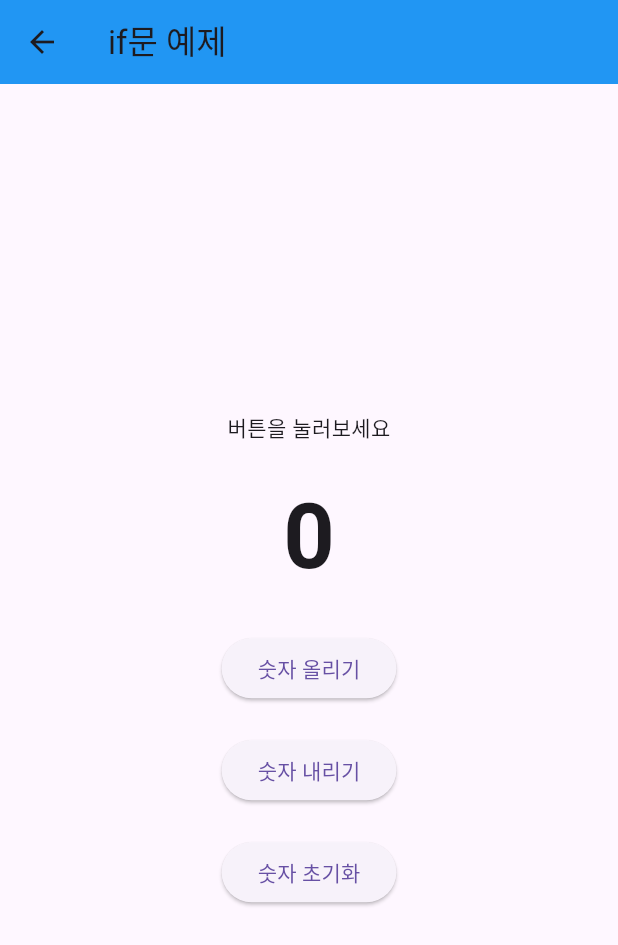
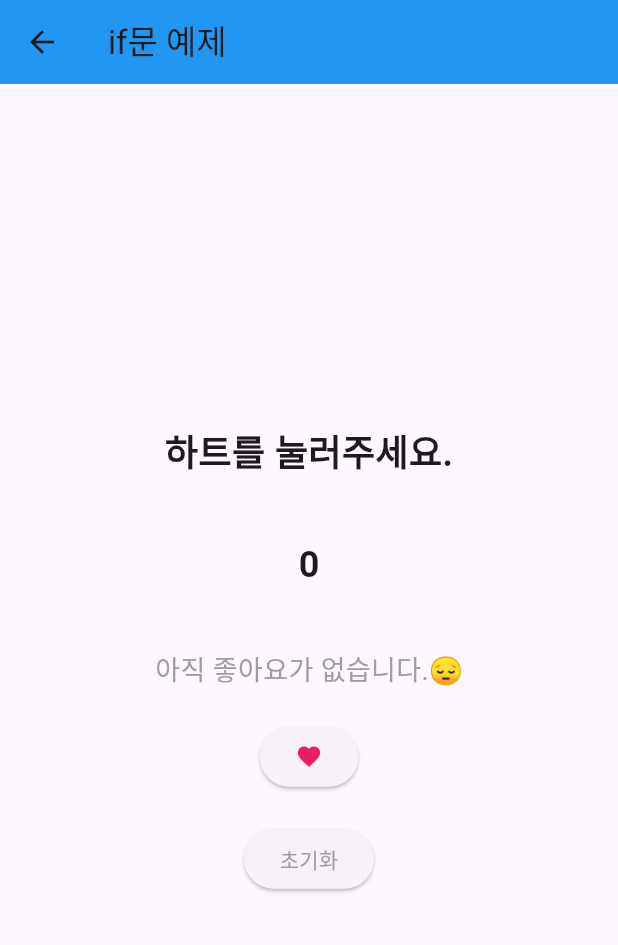
Before and after one commit to tiradovi/flutter_workspace, a Flutter app: the ForScreen screen opened by its route, after a tap on the "arrow back" icon, after a tap on "IF 문 배우기", on a phone screen of 412 x 824 dp. Shown: the top 945 px of the screen. Run offline on Flutter 3.47's test engine with Material 3 defaults, Android fonts, the phone set to English and light mode, and no system bars; our stand-ins replace go_router.

Commit message:
git init

```diff
--- a/lib/basics/for_screen.dart
+++ b/lib/basics/for_screen.dart
@@ -1,29 +1,34 @@
 import 'package:flutter/material.dart';
 import 'package:go_router/go_router.dart';
 
-class ForScreen extends StatelessWidget {
+class ForScreen extends StatefulWidget {
   const ForScreen({super.key});
 
+  @override
+  State<ForScreen> createState() => _ForScreenState();
+}
+
+class _ForScreenState extends State<ForScreen> {
+  // dart 으로 js와 같은 기능 관련 작성
+
+
+  // UI 관련 작성
   @override
   Widget build(BuildContext context) {
     return Scaffold(
       appBar: AppBar(
-        title: const Text("for문 예제"),
-        backgroundColor: Colors.blue,
+        title:  Text("for문 예제"),
+        backgroundColor: Colors.yellow,
         leading: IconButton(
           onPressed: () => context.go('/'),
-          icon: const Icon(Icons.arrow_back),
+          icon:  Icon(Icons.arrow_back),
         ),
       ),
       body: Center(
         child: Column(
           mainAxisAlignment: MainAxisAlignment.center,
           children: [
-            Text('점수 : ', style: const TextStyle(fontSize: 24)),
-            ElevatedButton(
-              onPressed: () => context.go('/'),
-              child: const Text("등급 확인"),
-            ),
+            Text('반복문 화면'),
           ],
         ),
       ),
--- a/lib/basics/if_screen.dart
+++ b/lib/basics/if_screen.dart
@@ -29,8 +29,24 @@ class IfScreen extends StatefulWidget {
 
 // 이 화면에서만 사용되는 class
 class _IfScreenState extends State<IfScreen> {
-  int number = 0;
+  int likeCount = 0;
 
+  // 함수 : 좋아요 버튼을 눌렀을 때 실행 [Dart언어는 영어와 숫자만 가능]
+  void likeButton() {
+    setState(() {
+      likeCount = likeCount + 1;
+    });
+  }
+
+  // 함수 : 리셋 버튼
+  void resetButton(){
+      setState(() {
+        likeCount = 0;
+      });
+  }
+
+  // react에서는 return 전에 js 기능 작성
+  // dart에서는 Widget 전에 dart언어로 기능에 대하여 작성할 수 있다.
   @override
   Widget build(BuildContext context) {
     return Scaffold(
@@ -38,6 +54,7 @@ class _IfScreenState extends State<IfScreen> {
         title: Text("if문 예제"),
         backgroundColor: Colors.blue,
         leading: IconButton(
+          /*익명함수이면서 {}생략시 =>사용*/
           onPressed: () => context.go('/'),
           icon: Icon(Icons.arrow_back),
         ),
@@ -46,41 +63,43 @@ class _IfScreenState extends State<IfScreen> {
         child: Column(
           mainAxisAlignment: MainAxisAlignment.center,
           children: [
-            Text('버튼을 눌러보세요'),
+            Text(
+              '하트를 눌러주세요.',
+              style: TextStyle(fontSize: 24, fontWeight: FontWeight.bold),
+            ),
+            SizedBox(height: 40),
+            Text(
+              '$likeCount',
+              style: TextStyle(fontSize: 24, fontWeight: FontWeight.bold),
+            ),
+            SizedBox(height: 40),
+            //IF 문을 활용하여 조건에 따라 다른 메세지 표시
+            if (likeCount == 0)
+              Text(
+                '아직 좋아요가 없습니다.😔',
+                style: TextStyle(fontSize: 18, color: Colors.grey),
+              )
+            else if (likeCount < 5)
+              Text(
+                '좋아요를 눌러주셔서 감사합니다.😚',
+                style: TextStyle(fontSize: 18, color: Colors.blue),
+              )
+            else
+              Text(
+                '인기 폭발!😀',
+                style: TextStyle(fontSize: 20, color: Colors.red),
+              ),
             SizedBox(height: 20),
-            Text(
-              '$number',
-              style: TextStyle(fontSize: 60, fontWeight: FontWeight.bold),
+            ElevatedButton(
+              onPressed: likeButton,
+              //child: Icon(Icons.favorite, color: Colors.pink), 스타일이 하나일 경우에는 style: 묶은 형태로 작성하지 않고 단일로 작성가능
+              child: Icon(Icons.favorite, color: Colors.pink),
             ),
             SizedBox(height: 20),
             ElevatedButton(
-              //모든 함수에서는 한줄 코드 작성시 {}생략 가능하나 다수 코드 작성시 {} 작성
-              onPressed: () {
-                setState(() {
-                  number = number + 1;
-                });
-              },
-              child: Text('숫자 올리기'),
+              onPressed: resetButton,
+              child: Text('초기화', style: TextStyle(color: Colors.grey)),
             ),
-            SizedBox(height: 20),
-            ElevatedButton(
-              onPressed: () {
-                setState(() {
-                  number = number -1;
-                });
-              },
-              child: Text('숫자 내리기'),
-            ),
-            SizedBox(height: 20),
-            ElevatedButton(
-              onPressed: () {
-                setState(() {
-                  number = 0;
-                });
-              },
-              child: Text('숫자 초기화'),
-            ),
-
           ],
         ),
       ),
```
